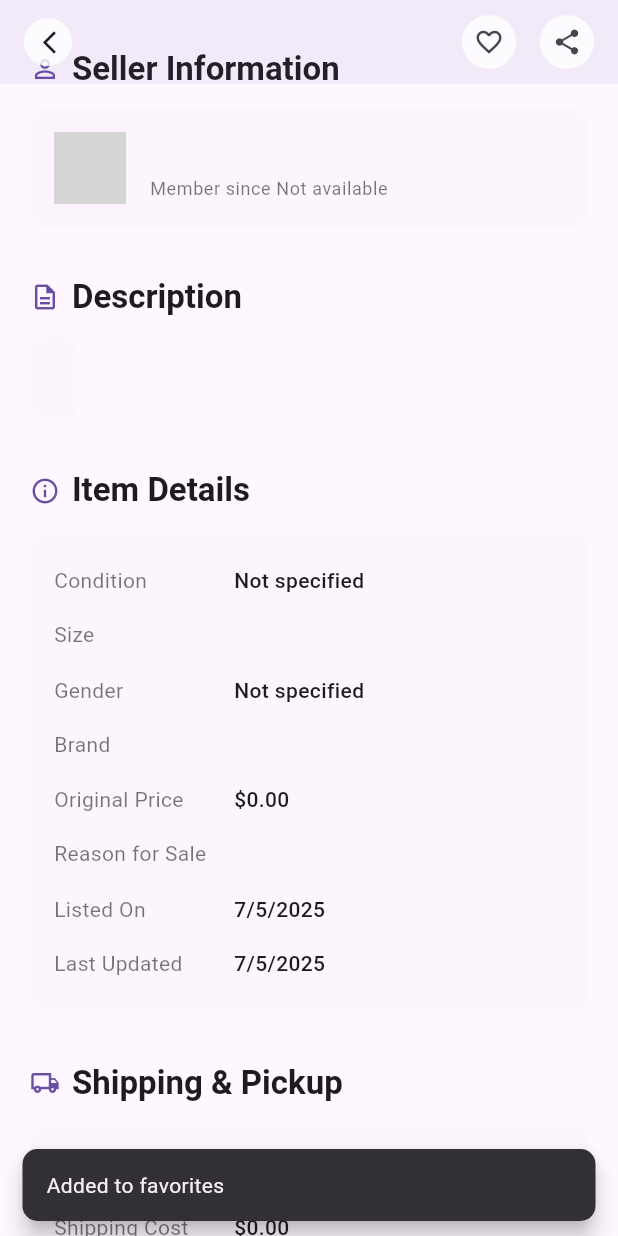
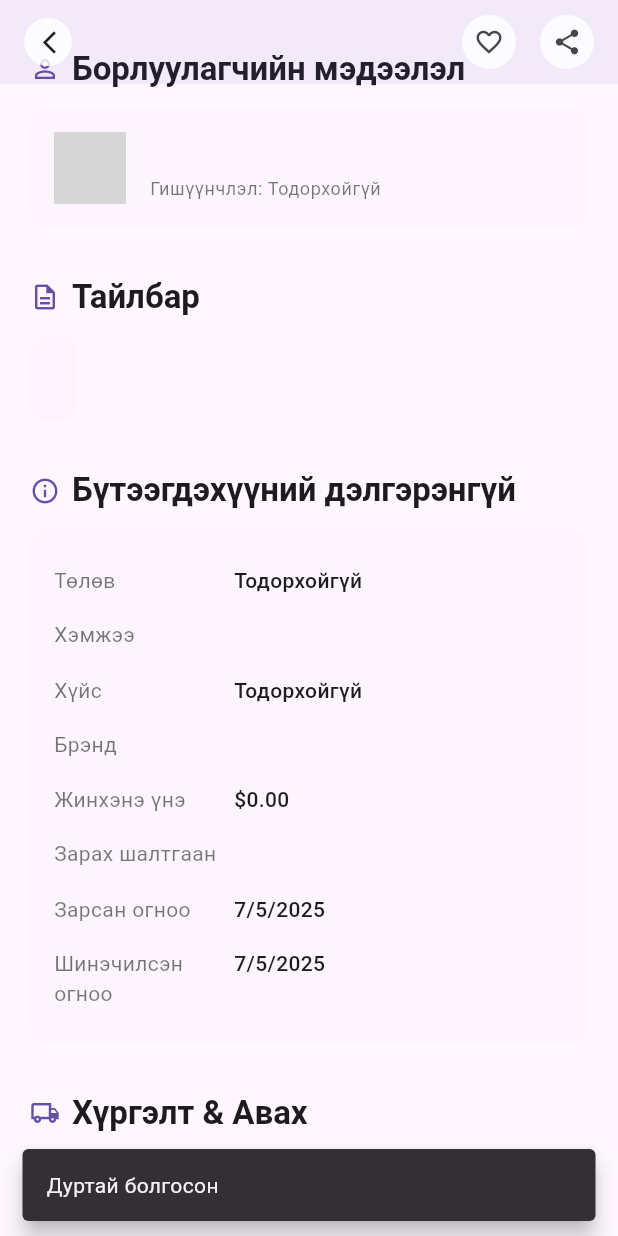
Before and after one commit to nansalmad/thriftshop, a Flutter app: the ClothesDetailScreen screen opened directly with empty values, scrolled down 576 dp, after a tap on the "favorite outline" icon, on a phone screen of 412 x 824 dp. Run offline on Flutter 3.47's test engine with Material 3 defaults, Android fonts, the phone set to English and light mode, and no system bars; our stand-ins replace flutter_secure_storage, google_fonts, google_nav_bar, image_picker, lottie, shared_preferences; accounts and stored records are empty; network calls fail; grey boxes are pictures that could not be loaded.

```diff
--- /dev/null
+++ b/lib/models/cart.dart
@@ -0,0 +1,23 @@
+class Cart {
+  final int id;
+  final List<Map<String, dynamic>> items;
+
+  Cart({
+    required this.id,
+    required this.items,
+  });
+
+  factory Cart.fromJson(Map<String, dynamic> json) {
+    return Cart(
+      id: json['id'],
+      items: List<Map<String, dynamic>>.from(json['items']),
+    );
+  }
+
+  Map<String, dynamic> toJson() {
+    return {
+      'id': id,
+      'items': items,
+    };
+  }
+}
--- a/mobile/lib/screens/clothes_detail_screen.dart
+++ b/mobile/lib/screens/clothes_detail_screen.dart
@@ -28,34 +28,34 @@ class ClothesDetailScreen extends StatelessWidget {
   }
 
   String _formatGender(String? gender) {
-    if (gender == null) return 'Not specified';
+    if (gender == null) return 'Тодорхойгүй';
     switch (gender) {
-      case 'M': return 'Male';
-      case 'F': return 'Female';
-      case 'U': return 'Unisex';
-      default: return 'Not specified';
+      case 'M': return 'Эрэгтэй';
+      case 'F': return 'Эмэгтэй';
+      case 'U': return 'Хоёр хүйст';
+      default: return 'Тодорхойгүй';
     }
   }
 
   String _formatCondition(String? condition) {
-    if (condition == null) return 'Not specified';
+    if (condition == null) return 'Тодорхойгүй';
     switch (condition) {
-      case 'new': return 'Brand New (with tags)';
-      case 'like_new': return 'Like New';
-      case 'good': return 'Good';
-      case 'fair': return 'Fair';
-      case 'poor': return 'Poor';
-      default: return 'Not specified';
+      case 'new': return 'Шинэ (шошготой)';
+      case 'like_new': return 'Шинэ шиг';
+      case 'good': return 'Сайн';
+      case 'fair': return 'Дунд';
+      case 'poor': return 'Муу';
+      default: return 'Тодорхойгүй';
     }
   }
 
   String _formatDate(String? dateStr) {
-    if (dateStr == null) return 'Not available';
+    if (dateStr == null) return 'Тодорхойгүй';
     try {
       final date = DateTime.parse(dateStr);
       return '${date.day}/${date.month}/${date.year}';
     } catch (e) {
-      return 'Not available';
+      return 'Тодорхойгүй';
     }
   }
 
@@ -117,7 +117,7 @@ class ClothesDetailScreen extends StatelessWidget {
                         borderRadius: BorderRadius.circular(8),
                       ),
                       child: const Text(
-                        'SOLD',
+                        'ЗАРЛАГДСАН',
                         style: TextStyle(
                           color: Colors.white,
                           fontSize: 24,
@@ -181,7 +181,7 @@ class ClothesDetailScreen extends StatelessWidget {
           Chip(
             backgroundColor: clothes['is_sold'] == true ? Colors.red[50] : Colors.green[50],
             label: Text(
-              clothes['is_sold'] == true ? 'Sold' : 'Available',
+              clothes['is_sold'] == true ? 'Зарлагдсан' : 'Боломжтой',
               style: TextStyle(
                 color: clothes['is_sold'] == true ? Colors.red[800] : Colors.green[800],
                 fontWeight: FontWeight.bold,
@@ -209,7 +209,7 @@ class ClothesDetailScreen extends StatelessWidget {
             ),
             const SizedBox(width: 8),
             Text(
-              'Seller Information',
+              'Борлуулагчийн мэдээлэл',
               style: Theme.of(context).textTheme.titleLarge?.copyWith(
                     fontWeight: FontWeight.bold,
                   ),
@@ -261,7 +261,7 @@ class ClothesDetailScreen extends StatelessWidget {
                     ),
                     const SizedBox(height: 4),
                     Text(
-                      'Member since ${_formatDate(clothes['owner']?['date_joined'])}',
+                      'Гишүүнчлэл: ${_formatDate(clothes['owner']?['date_joined'])}',
                       style: Theme.of(context).textTheme.bodySmall?.copyWith(
                             color: Theme.of(context).colorScheme.onSurface.withOpacity(0.6),
                           ),
@@ -289,7 +289,7 @@ class ClothesDetailScreen extends StatelessWidget {
             ),
             const SizedBox(width: 8),
             Text(
-              'Description',
+              'Тайлбар',
               style: Theme.of(context).textTheme.titleLarge?.copyWith(
                     fontWeight: FontWeight.bold,
                   ),
@@ -304,7 +304,7 @@ class ClothesDetailScreen extends StatelessWidget {
             borderRadius: BorderRadius.circular(12),
           ),
           child: Text(
-            clothes['description'] ?? 'No description available',
+            clothes['description'] ?? 'Тайлбар байхгүй',
             style: Theme.of(context).textTheme.bodyLarge?.copyWith(
                   height: 1.6,
                 ),
@@ -327,7 +327,7 @@ class ClothesDetailScreen extends StatelessWidget {
             ),
             const SizedBox(width: 8),
             Text(
-              'Item Details',
+              'Бүтээгдэхүүний дэлгэрэнгүй',
               style: Theme.of(context).textTheme.titleLarge?.copyWith(
                     fontWeight: FontWeight.bold,
                   ),
@@ -343,16 +343,16 @@ class ClothesDetailScreen extends StatelessWidget {
           ),
           child: Column(
             children: [
-              _buildDetailRow(context, 'Condition', _formatCondition(clothes['condition'])),
-              _buildDetailRow(context, 'Size', clothes['size'] ?? 'Not specified'),
-              _buildDetailRow(context, 'Gender', _formatGender(clothes['gender'])),
-              _buildDetailRow(context, 'Brand', clothes['brand'] ?? 'Not specified'),
+              _buildDetailRow(context, 'Төлөв', _formatCondition(clothes['condition'])),
+              _buildDetailRow(context, 'Хэмжээ', clothes['size'] ?? 'Тодорхойгүй'),
+              _buildDetailRow(context, 'Хүйс', _formatGender(clothes['gender'])),
+              _buildDetailRow(context, 'Брэнд', clothes['brand'] ?? 'Тодорхойгүй'),
               if (clothes['original_price'] != null)
-                _buildDetailRow(context, 'Original Price', '\$${_formatPrice(clothes['original_price'])}'),
+                _buildDetailRow(context, 'Жинхэнэ үнэ', '\$${_formatPrice(clothes['original_price'])}'),
               if (clothes['reason_for_sale'] != null)
-                _buildDetailRow(context, 'Reason for Sale', clothes['reason_for_sale']),
-              _buildDetailRow(context, 'Listed On', _formatDate(clothes['created_at'])),
-              _buildDetailRow(context, 'Last Updated', _formatDate(clothes['updated_at'])),
+                _buildDetailRow(context, 'Зарах шалтгаан', clothes['reason_for_sale']),
+              _buildDetailRow(context, 'Зарсан огноо', _formatDate(clothes['created_at'])),
+              _buildDetailRow(context, 'Шинэчилсэн огноо', _formatDate(clothes['updated_at'])),
             ],
           ),
         ),
@@ -401,7 +401,7 @@ class ClothesDetailScreen extends StatelessWidget {
             ),
             const SizedBox(width: 8),
             Text(
-              'Shipping & Pickup',
+              'Хүргэлт & Авах',
               style: Theme.of(context).textTheme.titleLarge?.copyWith(
                     fontWeight: FontWeight.bold,
                   ),
@@ -419,13 +419,13 @@ class ClothesDetailScreen extends StatelessWidget {
             children: [
               _buildDetailRow(
                 context,
-                'Pickup Available',
-                clothes['available_for_pickup'] == true ? 'Yes' : 'No'
+                'Авах боломжтой',
+                clothes['available_for_pickup'] == true ? 'Тийм' : 'Үгүй'
               ),
               if (clothes['available_for_pickup'] == true && clothes['pickup_location'] != null)
-                _buildDetailRow(context, 'Pickup Location', clothes['pickup_location']),
+                _buildDetailRow(context, 'Авах газар', clothes['pickup_location']),
               if (clothes['shipping_cost'] != null)
-                _buildDetailRow(context, 'Shipping Cost', '\$${_formatPrice(clothes['shipping_cost'])}'),
+                _buildDetailRow(context, 'Хүргэлтийн төлбөр', '\$${_formatPrice(clothes['shipping_cost'])}'),
             ],
           ),
         ),
@@ -446,7 +446,7 @@ class ClothesDetailScreen extends StatelessWidget {
             ),
             const SizedBox(width: 8),
             Text(
-              'Contact Information',
+              'Холбоо барих',
               style: Theme.of(context).textTheme.titleLarge?.copyWith(
                     fontWeight: FontWeight.bold,
                   ),
@@ -476,7 +476,7 @@ class ClothesDetailScreen extends StatelessWidget {
                   ),
                 ),
                 title: Text(
-                  'Phone',
+                  'Утас',
                   style: Theme.of(context).textTheme.bodySmall?.copyWith(
                         color: Theme.of(context).colorScheme.onSurface.withOpacity(0.6),
                       ),
@@ -519,7 +519,7 @@ class ClothesDetailScreen extends StatelessWidget {
       if (context.mounted) {
         ScaffoldMessenger.of(context).showSnackBar(
           const SnackBar(
-            content: Text('Item purchased successfully!'),
+            content: Text('Бүтээгдэхүүн амжилттай худалдан авлаа!'),
             backgroundColor: Colors.green,
           ),
         );
@@ -531,7 +531,7 @@ class ClothesDetailScreen extends StatelessWidget {
       if (context.mounted) {
         ScaffoldMessenger.of(context).showSnackBar(
           SnackBar(
-            content: Text('Failed to purchase item: ${e.toString()}'),
+            content: Text('Бүтээгдэхүүн худалдан авахад амжилтгүй боллоо: ${e.toString()}'),
             backgroundColor: Colors.red,
           ),
         );
@@ -545,7 +545,7 @@ class ClothesDetailScreen extends StatelessWidget {
       extendBodyBehindAppBar: true,
       appBar: AppBar(
         title: Text(
-          clothes['title'] ?? 'Product Details',
+          clothes['title'] ?? 'Гарчиггүй',
           style: const TextStyle(
             fontWeight: FontWeight.w600,
             shadows: [
@@ -585,13 +585,10 @@ class ClothesDetailScreen extends StatelessWidget {
             ),
             onPressed: () {
               ScaffoldMessenger.of(context).showSnackBar(
-                SnackBar(
-                  content: const Text('Added to favorites'),
+                const SnackBar(
+                  content: Text('Дуртай болгосон'),
                   duration: const Duration(seconds: 1),
                   behavior: SnackBarBehavior.floating,
-                  shape: RoundedRectangleBorder(
-                    borderRadius: BorderRadius.circular(10),
-                  ),
                 ),
               );
             },
@@ -608,7 +605,7 @@ class ClothesDetailScreen extends StatelessWidget {
             onPressed: () {
               ScaffoldMessenger.of(context).showSnackBar(
                 const SnackBar(
-                  content: Text('Share option coming soon'),
+                  content: Text('Хуваалцах сонголт удахгүй ирэх болно'),
                   duration: const Duration(seconds: 1),
                   behavior: SnackBarBehavior.floating,
                 ),
@@ -643,7 +640,7 @@ class ClothesDetailScreen extends StatelessWidget {
                 crossAxisAlignment: CrossAxisAlignment.start,
                 children: [
                   Text(
-                    clothes['title'] ?? 'No title',
+                    clothes['title'] ?? 'Гарчиггүй',
                     style: Theme.of(context).textTheme.headlineSmall?.copyWith(
                           fontWeight: FontWeight.bold,
                         ),
@@ -676,7 +673,7 @@ class ClothesDetailScreen extends StatelessWidget {
                           child: ElevatedButton.icon(
                             onPressed: () => _handleBuy(context),
                             icon: const Icon(Icons.shopping_bag),
-                            label: const Text('Buy Now'),
+                            label: const Text('Одоо худалдан авах'),
                             style: ElevatedButton.styleFrom(
                               padding: const EdgeInsets.symmetric(vertical: 16),
                               backgroundColor: Theme.of(context).colorScheme.primary,
@@ -694,7 +691,7 @@ class ClothesDetailScreen extends StatelessWidget {
                                   ? null
                                   : () => cartProvider.addToCart(context, clothes['id']),
                               icon: Icon(isInCart ? Icons.check : Icons.add_shopping_cart),
-                              label: Text(isInCart ? 'In Cart' : 'Add to Cart'),
+                              label: Text(isInCart ? 'Сагсанд байна' : 'Сагсанд нэмэх'),
                               style: ElevatedButton.styleFrom(
                                 padding: const EdgeInsets.symmetric(vertical: 16),
                                 backgroundColor: Theme.of(context).colorScheme.secondary,
--- a/mobile/lib/screens/profile_screen.dart
+++ b/mobile/lib/screens/profile_screen.dart
@@ -63,7 +63,7 @@ class _ProfileScreenState extends State<ProfileScreen> {
       final pickedFile = await picker.pickImage(
         source: ImageSource.gallery,
         maxWidth: 800,
-        maxHeight: 800,
+        maxHeight: 400,
         imageQuality: 90,
       );
 
@@ -195,7 +195,7 @@ class _ProfileScreenState extends State<ProfileScreen> {
   Widget _buildProfileHeader(AuthProvider authProvider) {
     return Container(
       width: double.infinity,
-      padding: const EdgeInsets.only(top: 50, bottom: 20),
+      padding: const EdgeInsets.only(top: 10, bottom: 10),
       decoration: BoxDecoration(
         color: Theme.of(context).primaryColor.withOpacity(0.1),
       ),
```
Also changed, not shown: lib/models/order.dart (added, +63 -0 lines), lib/screens/checkout_screen.dart (added, +112 -0 lines), lib/services/order_service.dart (added, +121 -0 lines), mobile/lib/screens/checkout_screen.dart (+13 -21 lines), mobile/lib/screens/register_screen.dart (+14 -1 lines), mobile/lib/services/api_service.dart (+21 -2 lines), 3 other files.
